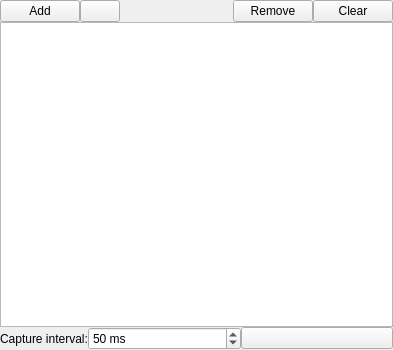
First picture: the form in actiontools/pointlistwidget.ui, repository Jmgr/actiona, before the edit.
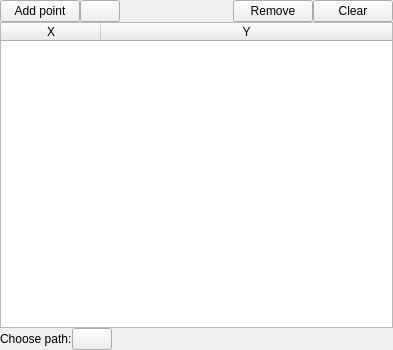
Second picture: the form after the edit. Custom widgets are drawn as their Qt base class.

Commit message: Actions - added CursorPath (fixes #31)

Patch:
```diff
--- a/actiontools/pointlistwidget.ui
+++ b/actiontools/pointlistwidget.ui
@@ -28,7 +28,7 @@
      <item>
       <widget class="QPushButton" name="addPushButton">
        <property name="text">
-        <string>Add</string>
+        <string>Add point</string>
        </property>
       </widget>
      </item>
@@ -69,47 +69,68 @@
     </layout>
    </item>
    <item>
-    <widget class="QListWidget" name="list">
+    <widget class="QTableWidget" name="list">
      <property name="editTriggers">
       <set>QAbstractItemView::AnyKeyPressed|QAbstractItemView::DoubleClicked|QAbstractItemView::EditKeyPressed</set>
      </property>
+     <property name="columnCount">
+      <number>2</number>
+     </property>
+     <attribute name="horizontalHeaderHighlightSections">
+      <bool>false</bool>
+     </attribute>
+     <attribute name="horizontalHeaderShowSortIndicator" stdset="0">
+      <bool>false</bool>
+     </attribute>
+     <attribute name="horizontalHeaderStretchLastSection">
+      <bool>true</bool>
+     </attribute>
+     <attribute name="verticalHeaderVisible">
+      <bool>false</bool>
+     </attribute>
+     <attribute name="verticalHeaderHighlightSections">
+      <bool>false</bool>
+     </attribute>
+     <column>
+      <property name="text">
+       <string>X</string>
+      </property>
+     </column>
+     <column>
+      <property name="text">
+       <string>Y</string>
+      </property>
+     </column>
     </widget>
    </item>
    <item>
-    <layout class="QFormLayout" name="formLayout">
-     <property name="fieldGrowthPolicy">
-      <enum>QFormLayout::AllNonFixedFieldsGrow</enum>
-     </property>
-     <item row="0" column="0">
+    <layout class="QHBoxLayout" name="horizontalLayout_2">
+     <item>
       <widget class="QLabel" name="label">
        <property name="text">
-        <string>Capture interval:</string>
+        <string>Choose path:</string>
        </property>
       </widget>
      </item>
-     <item row="0" column="1">
-      <layout class="QHBoxLayout" name="horizontalLayout_2">
-       <item>
-        <widget class="QSpinBox" name="captureIntervalSpinBox">
-         <property name="suffix">
-          <string> ms</string>
-         </property>
-         <property name="maximum">
-          <number>3600000</number>
-         </property>
-         <property name="value">
-          <number>50</number>
-         </property>
-        </widget>
-       </item>
-       <item>
-        <widget class="ActionTools::ChoosePositionPushButton" name="capturePathPushButton">
-         <property name="text">
-          <string/>
-         </property>
-        </widget>
-       </item>
-      </layout>
+     <item>
+      <widget class="ActionTools::ChoosePositionPushButton" name="capturePathPushButton">
+       <property name="text">
+        <string/>
+       </property>
+      </widget>
+     </item>
+     <item>
+      <spacer name="horizontalSpacer_2">
+       <property name="orientation">
+        <enum>Qt::Horizontal</enum>
+       </property>
+       <property name="sizeHint" stdset="0">
+        <size>
+         <width>40</width>
+         <height>20</height>
+        </size>
+       </property>
+      </spacer>
      </item>
     </layout>
    </item>
```
The commit also changes 15 other files.
